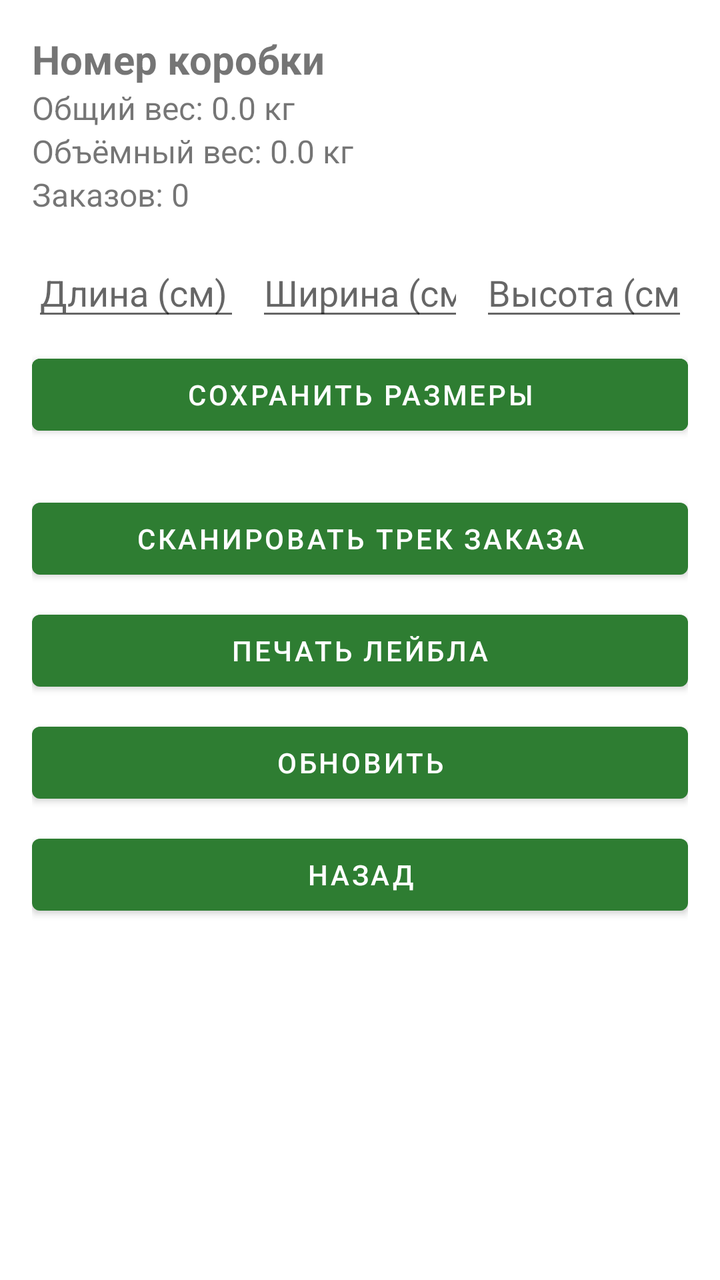
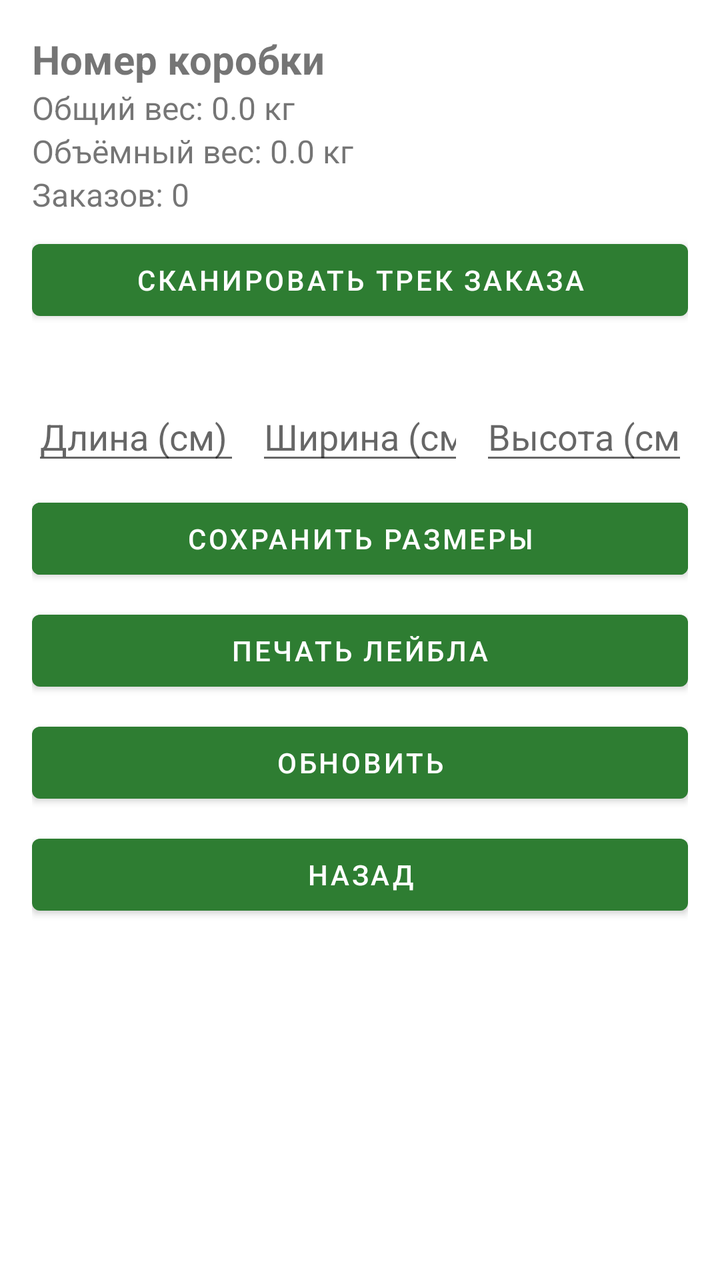

Compare the two renders of this Android layout. The source of the first and the diff that turns it into the second are given below.
<!-- AndroidManifest.xml: application theme AppTheme -->
<!-- res/layout/fragment_box_detail.xml -->
<?xml version="1.0" encoding="utf-8"?>
<ScrollView xmlns:android="http://schemas.android.com/apk/res/android"
    android:layout_width="match_parent"
    android:layout_height="match_parent">

    
    <LinearLayout
        android:layout_width="match_parent"
        android:layout_height="wrap_content"
        android:orientation="vertical"
        android:padding="16dp">

        
        <TextView
            android:id="@+id/tvBoxNumber"
            android:layout_width="wrap_content"
            android:layout_height="wrap_content"
            android:text="Номер коробки"
            android:textSize="20sp"
            android:textStyle="bold" />

        <TextView
            android:id="@+id/tvGrossWeight"
            android:layout_width="wrap_content"
            android:layout_height="wrap_content"
            android:text="Общий вес: 0.0 кг"
            android:textSize="16sp" />

        <TextView
            android:id="@+id/tvVWeight"
            android:layout_width="wrap_content"
            android:layout_height="wrap_content"
            android:text="Объёмный вес: 0.0 кг"
            android:textSize="16sp" />

        <TextView
            android:id="@+id/tvOrderCount"
            android:layout_width="wrap_content"
            android:layout_height="wrap_content"
            android:text="Заказов: 0"
            android:textSize="16sp" />

        
        <LinearLayout
            android:id="@+id/layoutSizes"
            android:layout_width="match_parent"
            android:layout_height="wrap_content"
            android:orientation="horizontal"
            android:gravity="center"
            android:layout_marginTop="16dp">

            <EditText
                android:id="@+id/etLength"
                android:layout_width="0dp"
                android:layout_weight="1"
                android:layout_height="wrap_content"
                android:hint="Длина (см)"
                android:inputType="number" />

            <EditText
                android:id="@+id/etWidth"
                android:layout_width="0dp"
                android:layout_weight="1"
                android:layout_height="wrap_content"
                android:hint="Ширина (см)"
                android:inputType="number"
                android:layout_marginHorizontal="8dp" />

            <EditText
                android:id="@+id/etHeight"
                android:layout_width="0dp"
                android:layout_weight="1"
                android:layout_height="wrap_content"
                android:hint="Высота (см)"
                android:inputType="number" />

        </LinearLayout>

        <Button
            android:id="@+id/btnSaveSizes"
            android:layout_width="match_parent"
            android:layout_height="wrap_content"
            android:layout_marginTop="8dp"
            android:text="Сохранить размеры"
            android:backgroundTint="#2E7D32"
            android:textColor="#FFFFFF" />

        
        <androidx.recyclerview.widget.RecyclerView
            android:id="@+id/rvOrders"
            android:layout_width="match_parent"
            android:layout_height="wrap_content"
            android:layout_marginTop="16dp" />

        <ProgressBar
            android:id="@+id/progressBar"
            android:layout_width="wrap_content"
            android:layout_height="wrap_content"
            android:visibility="gone"
            android:layout_gravity="center" />

        <Button
            android:id="@+id/btnAddOrder"
            android:layout_width="match_parent"
            android:layout_height="wrap_content"
            android:layout_marginTop="8dp"
            android:text="Сканировать трек заказа" />

        <Button
            android:id="@+id/btnPrint"
            android:layout_width="match_parent"
            android:layout_height="wrap_content"
            android:layout_marginTop="8dp"
            android:text="Печать лейбла" />

        <Button
            android:id="@+id/btnRefresh"
            android:layout_width="match_parent"
            android:layout_height="wrap_content"
            android:layout_marginTop="8dp"
            android:text="Обновить" />

        <Button
            android:id="@+id/btnBack"
            android:layout_width="match_parent"
            android:layout_height="wrap_content"
            android:layout_marginTop="8dp"
            android:text="Назад" />


    </LinearLayout>

</ScrollView>
<!-- resources referenced by this layout -->
<resources>
  <style name="AppTheme" parent="Theme.MaterialComponents.Light.NoActionBar">
          
          <item name="colorPrimary">#2E7D32</item>  
          <item name="colorPrimaryVariant">#1B5E20</item>
          <item name="colorOnPrimary">#FFFFFF</item>
          <item name="colorSecondary">#2E7D32</item>
          <item name="colorSecondaryVariant">#1B5E20</item>
          <item name="colorOnSecondary">#000000</item>
      </style>
</resources>

<!-- the commit's change to res/layout/fragment_box_detail.xml (unified diff, before → after) -->
@@ -39,6 +39,28 @@
             android:layout_height="wrap_content"
             android:text="Заказов: 0"
             android:textSize="16sp" />
+
+        <Button
+            android:id="@+id/btnAddOrder"
+            android:layout_width="match_parent"
+            android:layout_height="wrap_content"
+            android:layout_marginTop="8dp"
+            android:text="Сканировать трек заказа" />
+
+        <ProgressBar
+            android:id="@+id/progressBar"
+            android:layout_width="wrap_content"
+            android:layout_height="wrap_content"
+            android:visibility="gone"
+            android:layout_gravity="center" />
+
+        
+        <androidx.recyclerview.widget.RecyclerView
+            android:id="@+id/rvOrders"
+            android:layout_width="match_parent"
+            android:layout_height="wrap_content"
+            android:layout_marginTop="16dp" />
+
 
         
         <LinearLayout
@@ -85,27 +107,6 @@
             android:backgroundTint="#2E7D32"
             android:textColor="#FFFFFF" />
 
-        
-        <androidx.recyclerview.widget.RecyclerView
-            android:id="@+id/rvOrders"
-            android:layout_width="match_parent"
-            android:layout_height="wrap_content"
-            android:layout_marginTop="16dp" />
-
-        <ProgressBar
-            android:id="@+id/progressBar"
-            android:layout_width="wrap_content"
-            android:layout_height="wrap_content"
-            android:visibility="gone"
-            android:layout_gravity="center" />
-
-        <Button
-            android:id="@+id/btnAddOrder"
-            android:layout_width="match_parent"
-            android:layout_height="wrap_content"
-            android:layout_marginTop="8dp"
-            android:text="Сканировать трек заказа" />
-
         <Button
             android:id="@+id/btnPrint"
             android:layout_width="match_parent"
